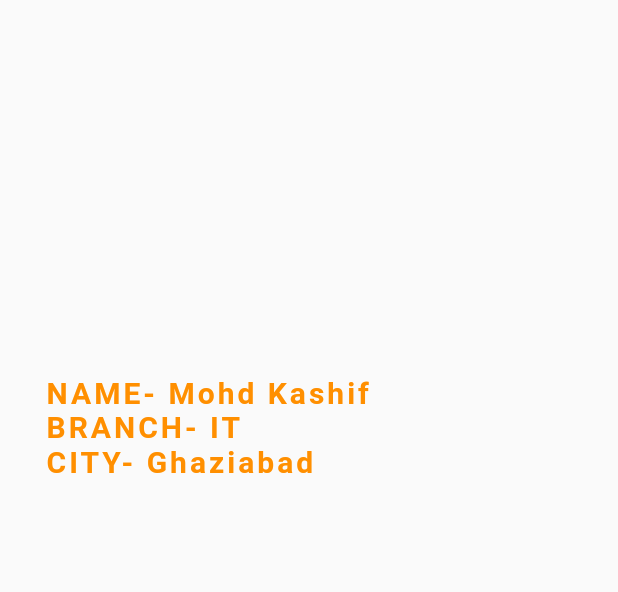
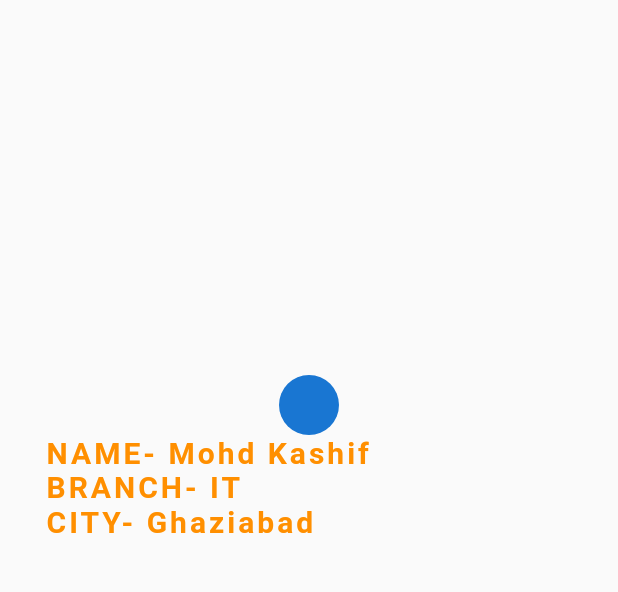
Before and after one commit to HEYKASHIF/ID-CARD-project-in-flutter, a Flutter app: the screen it shows after launch, on a phone screen of 412 x 824 dp, the part 84-676 px from its top. Run offline on Flutter 3.47's test engine with Material 2 defaults, Android fonts, the phone set to English and light mode, and no system bars.

Commit message:
27-march commit22

```diff
--- a/lib/pages/home_page.dart
+++ b/lib/pages/home_page.dart
@@ -24,6 +24,9 @@ class HomePage extends StatelessWidget {
         child: Column(
           crossAxisAlignment: CrossAxisAlignment.start,
           children: [
+            Center(
+              child: CircleAvatar(),
+            ),
             Text(
               "NAME- Mohd Kashif",
               style: TextStyle(
```
